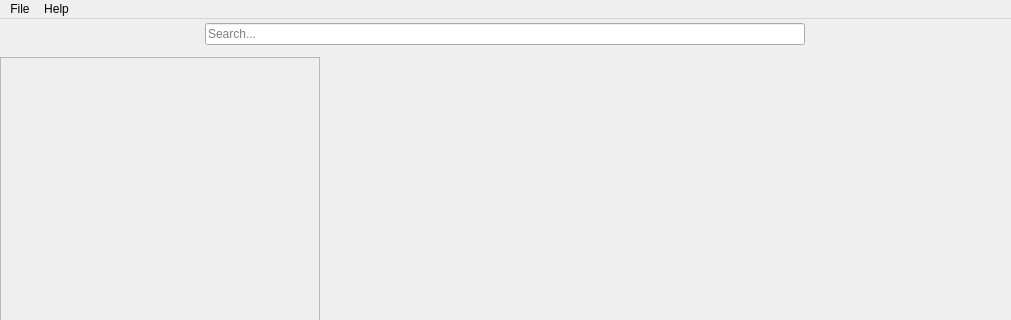
Above: ui/mainwindow.ui from chocolateimage/qrhythmcafe before the change; both pictures show x 0 to 1011 and y 0 to 320 of the 1011 by 561 pixel window. Below: the same form after it.
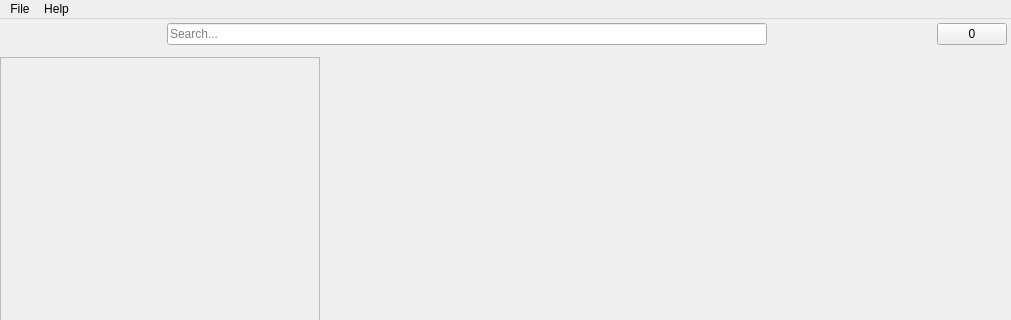
That is the form after the change. Icons and pictures are not drawn.

Commit message: Add download queue info button

Patch:
```diff
--- a/ui/mainwindow.ui
+++ b/ui/mainwindow.ui
@@ -46,18 +46,67 @@
         <number>4</number>
        </property>
        <item>
-        <widget class="QLineEdit" name="txtSearch">
+        <widget class="QWidget" name="widget_4" native="true">
+         <property name="sizePolicy">
+          <sizepolicy hsizetype="Minimum" vsizetype="Preferred">
+           <horstretch>0</horstretch>
+           <verstretch>0</verstretch>
+          </sizepolicy>
+         </property>
+         <layout class="QHBoxLayout" name="horizontalLayout_4">
+          <property name="spacing">
+           <number>0</number>
+          </property>
+          <property name="leftMargin">
+           <number>0</number>
+          </property>
+          <property name="topMargin">
+           <number>0</number>
+          </property>
+          <property name="rightMargin">
+           <number>0</number>
+          </property>
+          <property name="bottomMargin">
+           <number>0</number>
+          </property>
+          <item>
+           <widget class="QLineEdit" name="txtSearch">
+            <property name="maximumSize">
+             <size>
+              <width>600</width>
+              <height>16777215</height>
+             </size>
+            </property>
+            <property name="placeholderText">
+             <string>Search...</string>
+            </property>
+            <property name="clearButtonEnabled">
+             <bool>true</bool>
+            </property>
+           </widget>
+          </item>
+         </layout>
+        </widget>
+       </item>
+       <item>
+        <widget class="QPushButton" name="btnDownloads">
+         <property name="sizePolicy">
+          <sizepolicy hsizetype="Fixed" vsizetype="Fixed">
+           <horstretch>0</horstretch>
+           <verstretch>0</verstretch>
+          </sizepolicy>
+         </property>
          <property name="maximumSize">
           <size>
-           <width>600</width>
+           <width>70</width>
            <height>16777215</height>
           </size>
          </property>
-         <property name="placeholderText">
-          <string>Search...</string>
+         <property name="text">
+          <string>0</string>
          </property>
-         <property name="clearButtonEnabled">
-          <bool>true</bool>
+         <property name="icon">
+          <iconset theme="download"/>
          </property>
         </widget>
        </item>
```
The commit also changes 3 other files.
